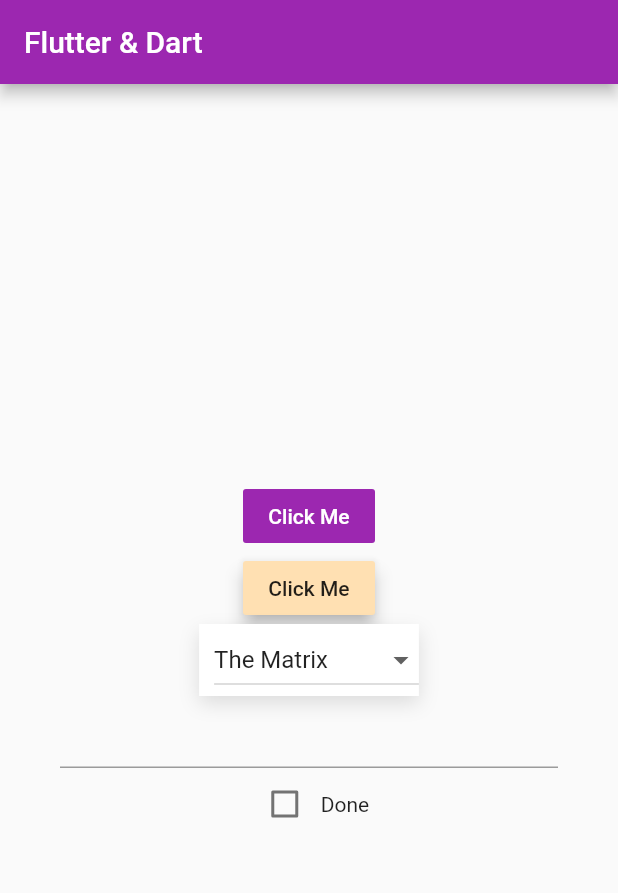
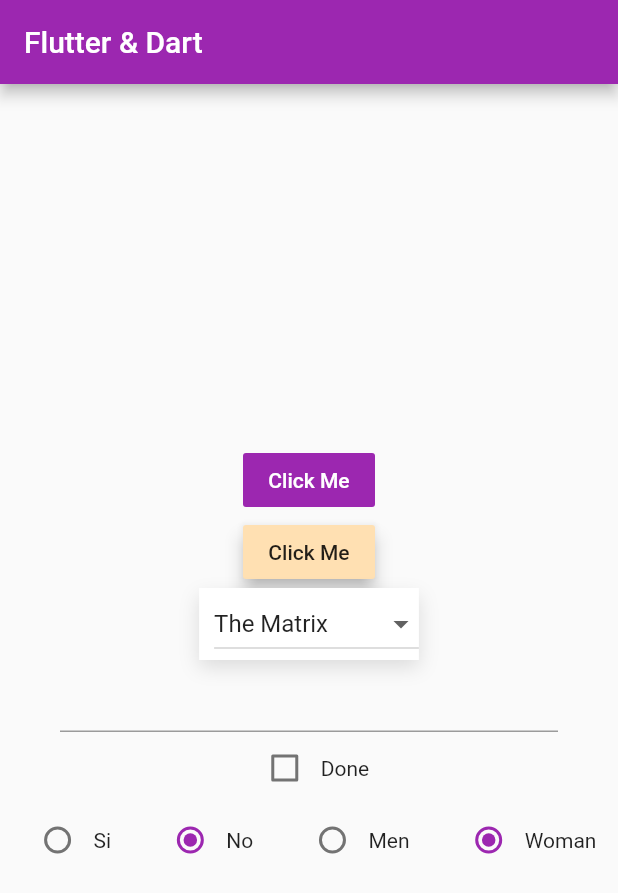
Before and after one commit to DiaDeMuertos/Udemy_section5, a Flutter app: the screen it shows after launch, on a phone screen of 412 x 824 dp. Shown: the top 893 px of the screen. Run offline on Flutter 3.47's test engine with Material 2 defaults, Android fonts, the phone set to English and light mode, and no system bars.

```diff
--- a/lib/main.dart
+++ b/lib/main.dart
@@ -29,6 +29,8 @@ class MyHomePage extends StatefulWidget {
 class _MyHomePageState extends State<MyHomePage> {
   String dropdownValue = 'The Matrix';
   bool isChecked = false;
+  int groupA = 1;
+  int groupB = 2;
 
   final TextEditingController controller = new TextEditingController();
 
@@ -109,6 +111,7 @@ class _MyHomePageState extends State<MyHomePage> {
               Text('Done'),
             ],
           ),
+          Radios()
         ],
       ),
     );
```
